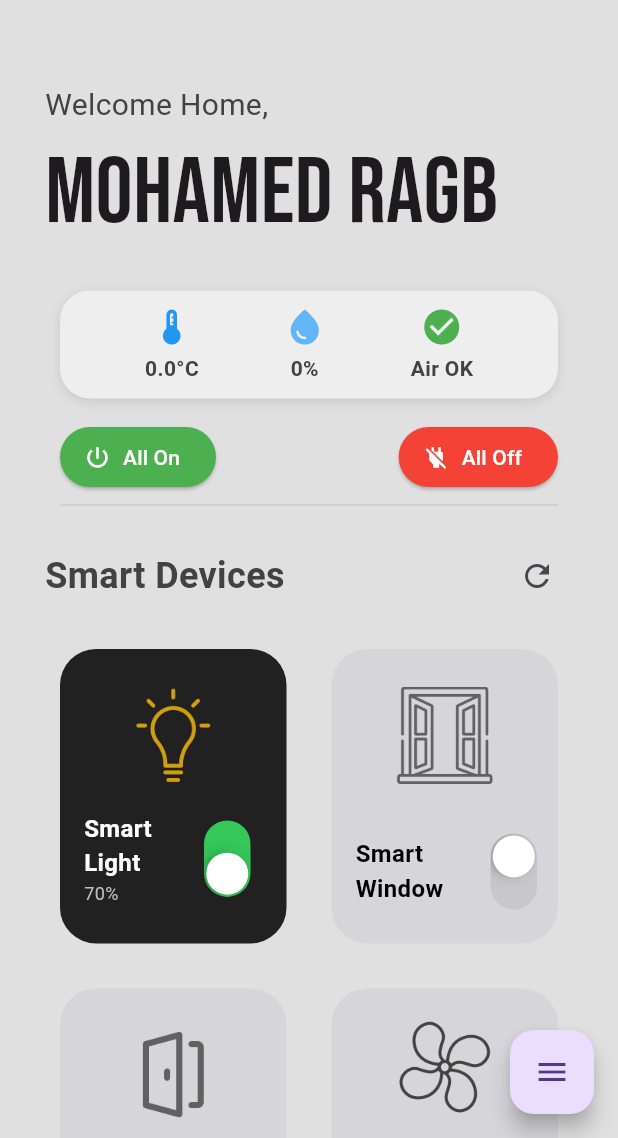
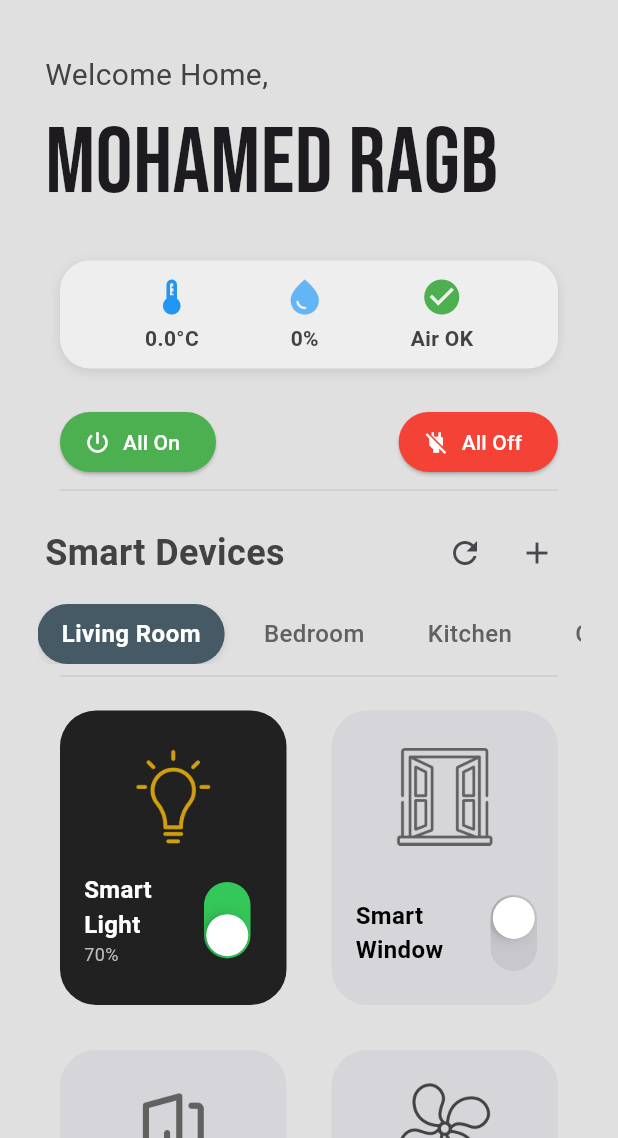
Before and after one commit to HamidMohammed/smart_home_app, a Flutter app: the HomePage screen opened directly, on a phone screen of 412 x 824 dp, the part 98-1236 px from its top. Run offline on Flutter 3.47's test engine with Material 3 defaults, Android fonts, the phone set to English and light mode, and no system bars; our stand-ins replace google_fonts.

```diff
--- a/lib/components/app_drawer.dart
+++ b/lib/components/app_drawer.dart
@@ -38,6 +38,9 @@ class AppDrawer extends StatelessWidget {
             icon: Icons.history,
             title: 'Usage History',
             onTap: () => _navigateTo(context, '/history'),
+          ),
+          SizedBox(
+            height: 280,
           ),
           const Divider(color: Colors.grey),
           _buildDrawerItem(
--- a/lib/pages/home_page.dart
+++ b/lib/pages/home_page.dart
@@ -4,8 +4,8 @@ import 'package:simple_ui/util/smart_fan_box.dart';
 import 'package:simple_ui/util/smart_device_box.dart';
 import 'package:simple_ui/util/smart_light_box.dart';
 import 'package:simple_ui/util/environment_components.dart';
-import 'package:simple_ui/components/app_drawer.dart'; // New drawer component
-import 'package:simple_ui/pages/login_page.dart'; // For logout functionality
+import 'package:simple_ui/components/app_drawer.dart';
+import 'package:simple_ui/pages/login_page.dart';
 
 class HomePage extends StatefulWidget {
   const HomePage({super.key});
@@ -15,11 +15,14 @@ class HomePage extends StatefulWidget {
 }
 
 class _HomePageState extends State<HomePage> {
-  // padding constants
   final double horizontalPadding = 30;
   final double verticalPadding = 25;
 
-  // list of smart devices
+  final GlobalKey<ScaffoldState> _scaffoldKey = GlobalKey<ScaffoldState>();
+
+  List<String> rooms = ["Living Room", "Bedroom", "Kitchen", "Garage"];
+  int selectedRoomIndex = 0;
+
   List mySmartDevices = [
     ["Smart Light", "lib/icons/light-bulb.png", true],
     ["Smart Window", "lib/icons/windows.png", false],
@@ -27,17 +30,12 @@ class _HomePageState extends State<HomePage> {
     ["Smart Fan", "lib/icons/fan.png", false],
   ];
 
-  // Global key for scaffold to open drawer programmatically
-  final GlobalKey<ScaffoldState> _scaffoldKey = GlobalKey<ScaffoldState>();
-
-  // power button switched
   void powerSwitchChanged(bool value, int index) {
     setState(() {
       mySmartDevices[index][2] = value;
     });
   }
 
-  // Toggle all devices
   void toggleAllDevices(bool value) {
     setState(() {
       for (var device in mySmartDevices) {
@@ -63,7 +61,7 @@ class _HomePageState extends State<HomePage> {
         child: Column(
           crossAxisAlignment: CrossAxisAlignment.start,
           children: [
-            // app bar with menu button
+            // Top bar
             Padding(
               padding: EdgeInsets.symmetric(
                 horizontal: horizontalPadding,
@@ -72,7 +70,6 @@ class _HomePageState extends State<HomePage> {
               child: Row(
                 mainAxisAlignment: MainAxisAlignment.spaceBetween,
                 children: [
-                  // Menu button to open drawer
                   IconButton(
                     icon: Image.asset(
                       'lib/icons/menu.png',
@@ -81,13 +78,8 @@ class _HomePageState extends State<HomePage> {
                     ),
                     onPressed: () => _scaffoldKey.currentState?.openDrawer(),
                   ),
-                  // User profile with quick actions menu
                   PopupMenuButton<String>(
-                    icon: Icon(
-                      Icons.person,
-                      size: 35,
-                      color: Colors.grey[800],
-                    ),
+                    icon: Icon(Icons.person, size: 35, color: Colors.grey[800]),
                     onSelected: (value) {
                       if (value == 'logout') {
                         Navigator.pushReplacement(
@@ -97,68 +89,70 @@ class _HomePageState extends State<HomePage> {
                         );
                       }
                     },
-                    itemBuilder: (BuildContext context) {
-                      return [
-                        const PopupMenuItem(
-                          value: 'profile',
-                          child: Text('Edit Profile'),
-                        ),
-                        const PopupMenuItem(
-                          value: 'settings',
-                          child: Text('Settings'),
-                        ),
-                        const PopupMenuDivider(),
-                        const PopupMenuItem(
-                          value: 'logout',
-                          child: Text('Log Out'),
-                        ),
-                      ];
-                    },
+                    itemBuilder: (context) => [
+                      const PopupMenuItem(
+                          value: 'profile', child: Text('Edit Profile')),
+                      const PopupMenuItem(
+                          value: 'settings', child: Text('Settings')),
+                      const PopupMenuDivider(),
+                      const PopupMenuItem(
+                          value: 'logout', child: Text('Log Out')),
+                    ],
                   ),
+                ],
+              ),
+            ),
+
+            const SizedBox(height: 0),
+
+            // Welcome section
+            Padding(
+              padding: EdgeInsets.symmetric(horizontal: horizontalPadding),
+              child: Column(
+                crossAxisAlignment: CrossAxisAlignment.start,
+                children: [
+                  Text("Welcome Home,",
+                      style:
+                          TextStyle(fontSize: 20, color: Colors.grey.shade800)),
+                  Text('Mohamed Ragb',
+                      style: GoogleFonts.bebasNeue(fontSize: 62)),
                 ],
               ),
             ),
 
             const SizedBox(height: 20),
 
-            // welcome home section
-            Padding(
-              padding: EdgeInsets.symmetric(horizontal: horizontalPadding),
-              child: Column(
-                crossAxisAlignment: CrossAxisAlignment.start,
-                children: [
-                  Text(
-                    "Welcome Home,",
-                    style: TextStyle(fontSize: 20, color: Colors.grey.shade800),
-                  ),
-                  Text(
-                    'Mohamed Ragb',
-                    style: GoogleFonts.bebasNeue(fontSize: 62),
-                  ),
-                ],
-              ),
-            ),
-
-            const SizedBox(height: 20),
-
-            // Environment Status Bar
+            // Hazard alert or environment display
             StreamBuilder<EnvironmentData>(
               stream: EnvironmentService().stream,
               builder: (context, snapshot) {
                 final data = snapshot.data ?? EnvironmentData.empty();
-                if (data.gasLeak) {
-                  return const GasAlertBanner();
+
+                // Display alert banner if either hazard occurs
+                if (data.gasLeak || data.flameDetected) {
+                  return HazardAlertBanner(
+                    alertType: data.gasLeak && data.flameDetected
+                        ? 'both'
+                        : data.gasLeak
+                            ? 'gas'
+                            : 'flame',
+                  );
                 }
+
                 return SensorStatusBar(
                   temperature: data.temperature,
                   humidity: data.humidity,
+                  gasLeak: data.gasLeak,
+                  flameDetected: data.flameDetected,
                 );
               },
             ),
 
+            const SizedBox(height: 10),
+
             const SizedBox(height: 15),
 
-            // Quick actions row
+            // Quick actions
             Padding(
               padding: const EdgeInsets.symmetric(horizontal: 40.0),
               child: Row(
@@ -189,14 +183,12 @@ class _HomePageState extends State<HomePage> {
             const Padding(
               padding: EdgeInsets.symmetric(horizontal: 40.0),
               child: Divider(
-                thickness: 1,
-                color: Color.fromARGB(255, 204, 204, 204),
-              ),
+                  thickness: 1, color: Color.fromARGB(255, 204, 204, 204)),
             ),
 
-            const SizedBox(height: 15),
+            const SizedBox(height: 10),
 
-            // smart devices grid header
+            // Smart devices header
             Padding(
               padding: EdgeInsets.symmetric(horizontal: horizontalPadding),
               child: Row(
@@ -212,17 +204,89 @@ class _HomePageState extends State<HomePage> {
                   const Spacer(),
                   IconButton(
                     icon: const Icon(Icons.refresh),
+                    onPressed: () => setState(() {}),
+                  ),
+                  IconButton(
+                    icon: const Icon(Icons.add),
                     onPressed: () {
-                      // Refresh device states
-                      setState(() {});
+                      showModalBottomSheet(
+                        context: context,
+                        builder: (context) => Column(
+                          mainAxisSize: MainAxisSize.min,
+                          children: [
+                            ListTile(
+                              leading: const Icon(Icons.add),
+                              title: const Text('Add New Device'),
+                              onTap: () => Navigator.pop(context),
+                            ),
+                            ListTile(
+                              leading: const Icon(Icons.settings),
+                              title: const Text('Quick Settings'),
+                              onTap: () => Navigator.pop(context),
+                            ),
+                          ],
+                        ),
+                      );
                     },
                   ),
                 ],
               ),
             ),
+
             const SizedBox(height: 10),
 
-            // devices grid
+            // Horizontal room selection bar (simplified style)
+            Container(
+              height: 40,
+              margin: const EdgeInsets.symmetric(horizontal: 25),
+              child: ListView.builder(
+                scrollDirection: Axis.horizontal,
+                itemCount: rooms.length,
+                itemBuilder: (context, index) {
+                  final isSelected = selectedRoomIndex == index;
+                  return GestureDetector(
+                    onTap: () => setState(() => selectedRoomIndex = index),
+                    child: Container(
+                      padding: const EdgeInsets.symmetric(
+                          horizontal: 16, vertical: 8),
+                      margin: const EdgeInsets.only(right: 10),
+                      decoration: isSelected
+                          ? BoxDecoration(
+                              color: Colors.blueGrey.shade700,
+                              borderRadius: BorderRadius.circular(20),
+                              boxShadow: [
+                                BoxShadow(
+                                  color: Colors.black.withOpacity(0.1),
+                                  blurRadius: 4,
+                                  offset: const Offset(0, 2),
+                                ),
+                              ],
+                            )
+                          : null,
+                      child: Text(
+                        rooms[index],
+                        style: TextStyle(
+                          fontSize: 16,
+                          fontWeight:
+                              isSelected ? FontWeight.w600 : FontWeight.w500,
+                          letterSpacing: 0.3,
+                          color: isSelected ? Colors.white : Colors.grey[700],
+                          fontFamily: 'Roboto',
+                        ),
+                      ),
+                    ),
+                  );
+                },
+              ),
+            ),
+
+            const Padding(
+              padding: EdgeInsets.symmetric(horizontal: 40.0),
+              child: Divider(
+                  thickness: 1, color: Color.fromARGB(255, 204, 204, 204)),
+            ),
+
+            // Smart devices grid
             Expanded(
               child: GridView.builder(
                 itemCount: mySmartDevices.length,
@@ -259,37 +323,41 @@ class _HomePageState extends State<HomePage> {
           ],
         ),
       ),
-      // Floating action button for quick actions
-      floatingActionButton: FloatingActionButton(
-        onPressed: () {
-          // Show quick actions menu
-          showModalBottomSheet(
-            context: context,
-            builder: (context) => Column(
-              mainAxisSize: MainAxisSize.min,
-              children: [
-                ListTile(
-                  leading: const Icon(Icons.add),
-                  title: const Text('Add New Device'),
-                  onTap: () {
-                    Navigator.pop(context);
-                    // Add device logic
-                  },
-                ),
-                ListTile(
-                  leading: const Icon(Icons.settings),
-                  title: const Text('Quick Settings'),
-                  onTap: () {
-                    Navigator.pop(context);
-                    // Settings logic
-                  },
-                ),
-              ],
-            ),
-          );
-        },
-        child: const Icon(Icons.menu),
-      ),
+
+      // // Floating action button for quick actions (bottom)
+      // floatingActionButton: FloatingActionButton(
+      //   onPressed: () {
+      //     showModalBottomSheet(
+      //       context: context,
+      //       builder: (context) => Column(
+      //         mainAxisSize: MainAxisSize.min,
+      //         children: [
+      //           ListTile(
+      //             leading: const Icon(Icons.add),
+      //             title: const Text('Add New Device'),
+      //             onTap: () {
+      //               Navigator.pop(context);
+      //               // Add device logic
+      //             },
+      //           ),
+      //           ListTile(
+      //             leading: const Icon(Icons.settings),
+      //             title: const Text('Quick Settings'),
+      //             onTap: () {
+      //               Navigator.pop(context);
+      //               // Settings logic
+      //             },
+      //           ),
+      //         ],
+      //       ),
+      //     );
+      //   },
+      //   backgroundColor: Colors.blueGrey,
+      //   elevation: 4,
+      //   shape: const CircleBorder(),
+      //   child: const Icon(Icons.add),
+      //   heroTag: 'mainFab',
+      // ),
     );
   }
 }
--- a/pubspec.yaml
+++ b/pubspec.yaml
@@ -36,6 +36,7 @@ dependencies:
   cupertino_icons: ^1.0.8
   google_fonts: ^6.2.1
   hidden_drawer_menu: ^3.0.1
+  flutter_speed_dial: ^6.0.0
 
 dev_dependencies:
   flutter_test:
```
Also changed, not shown: lib/util/environment_components.dart (+46 -12 lines), pubspec.lock.
